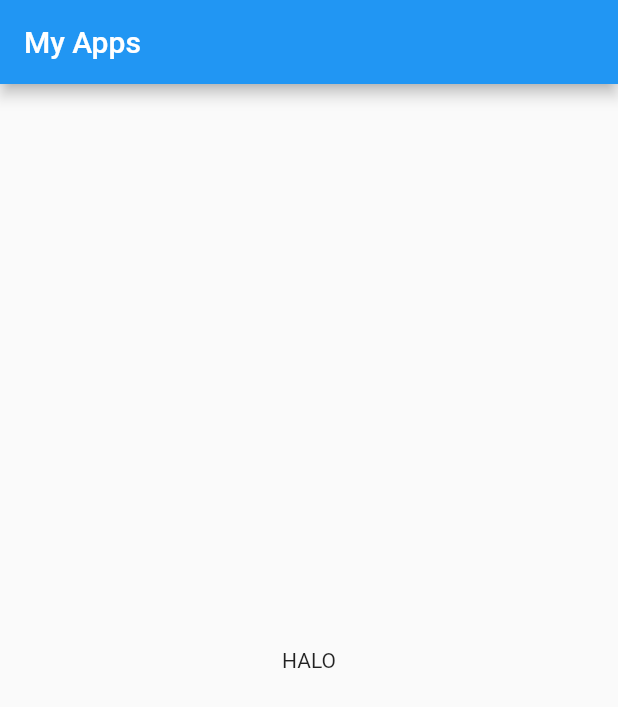
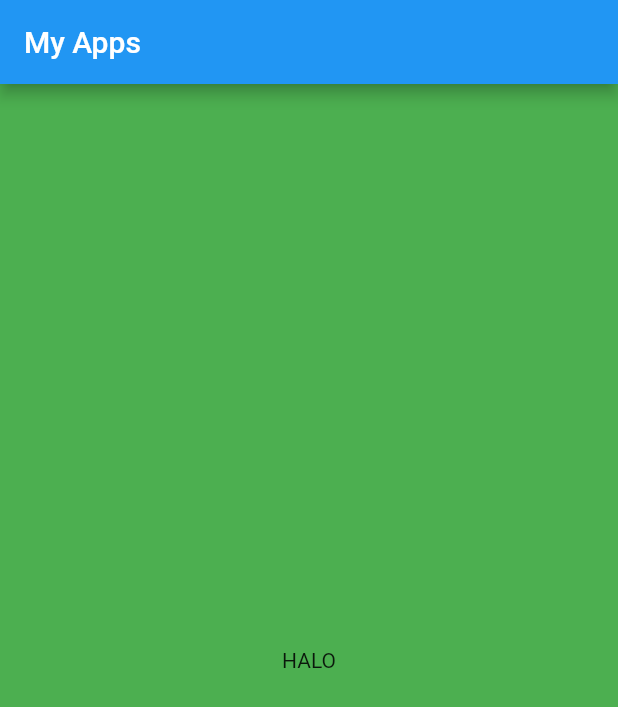
Before and after one commit to hanifiamdev/try_flutter, a Flutter app: the screen it shows after launch, on a phone screen of 412 x 824 dp. Shown: the top 707 px of the screen. Run offline on Flutter 3.47's test engine with Material 2 defaults, Android fonts, the phone set to English and light mode, and no system bars.

Commit message:
Remove debug mode banner | add backgroundColor

```diff
--- a/lib/main.dart
+++ b/lib/main.dart
@@ -10,7 +10,9 @@ class MyApp extends StatelessWidget {
   @override
   Widget build(BuildContext context) {
     return MaterialApp(
+      debugShowCheckedModeBanner: false, // menghilangkan banner Debug
       home: Scaffold(
+          backgroundColor: Colors.green,
           appBar: AppBar(title: Text("My Apps")), // add title in app bar
           body: Center(
             child: Text("HALO"),
```
